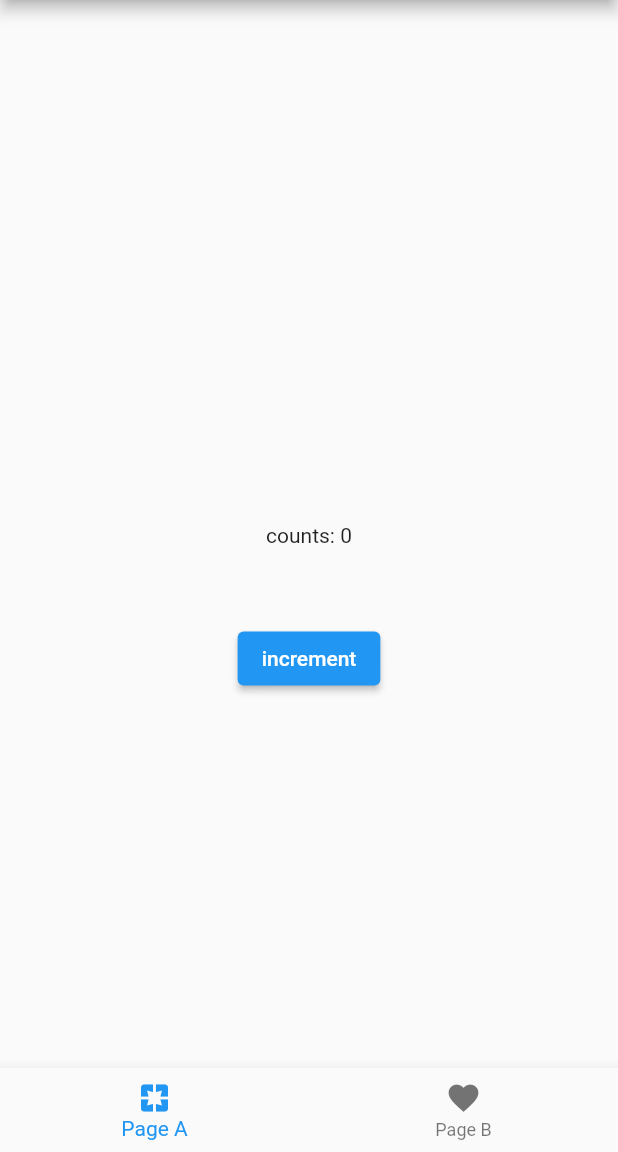
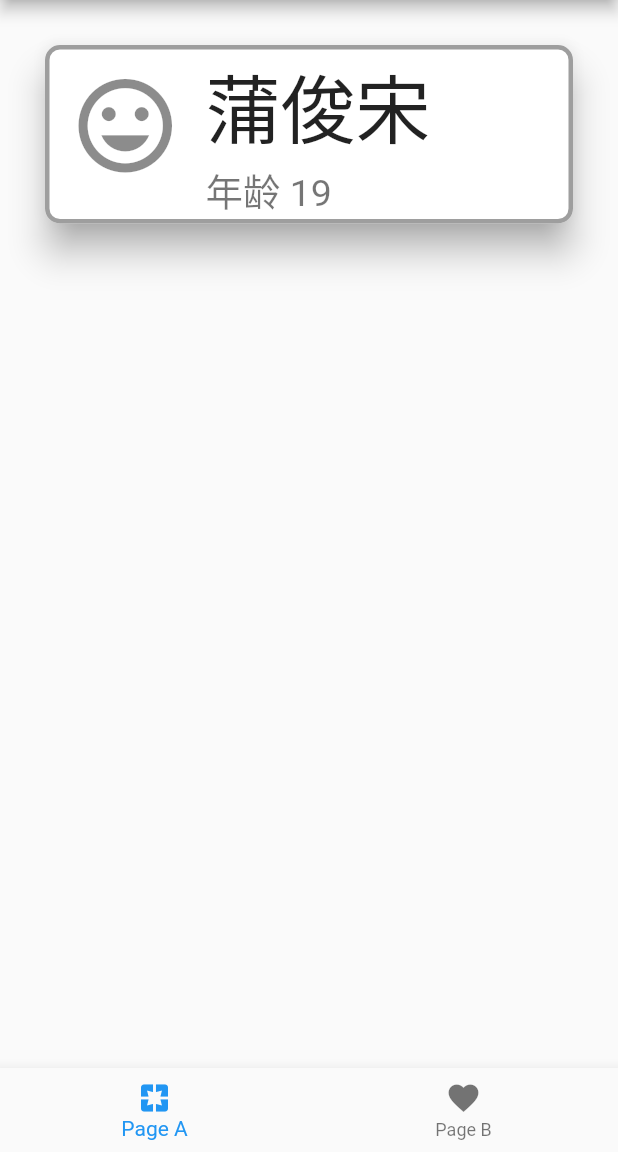
Before and after one commit to angrychow/flutter-example, a Flutter app: the screen it shows after launch, on a phone screen of 412 x 824 dp, the part 84-1236 px from its top. Run offline on Flutter 3.47's test engine with Material 2 defaults, Android fonts, the phone set to English and light mode, and no system bars; missing offline and left inert: bruno.

Commit message:
生命周期，个人页

```diff
--- a/lib/components/activity-card.dart
+++ b/lib/components/activity-card.dart
@@ -4,12 +4,14 @@ class ActivityCard extends StatelessWidget {
   final String title;
   final String subtitle;
   final Function() callback;
-  const ActivityCard(
-      {Key? key,
-      required this.title,
-      required this.subtitle,
-      required this.callback})
-      : super(key: key);
+  final IconData iconData;
+  const ActivityCard({
+    Key? key,
+    required this.title,
+    required this.subtitle,
+    required this.callback,
+    this.iconData = Icons.accessible_forward,
+  }) : super(key: key);
 
   @override
   Widget build(BuildContext context) {
@@ -31,7 +33,7 @@ class ActivityCard extends StatelessWidget {
                 children: [
                   ListTile(
                     leading: Icon(
-                      Icons.accessible_forward,
+                      this.iconData,
                       size: 75,
                     ),
                     title: Text(
--- a/lib/main.dart
+++ b/lib/main.dart
@@ -3,11 +3,13 @@ import 'package:provider/provider.dart';
 import 'pages/page-a.dart';
 import 'pages/page-b.dart';
 import 'models/counts.dart';
+import 'models/user-info.dart';
 
 void main() {
   runApp(MultiProvider(
     providers: [
-      ChangeNotifierProvider(create: (BuildContext context) => CountModel())
+      ChangeNotifierProvider(create: (context) => CountModel()),
+      ChangeNotifierProvider(create: (context) => UserInfoModel()),
     ],
     child: const MaterialApp(
       home: MyApp(),
@@ -47,7 +49,7 @@ class _MyAppState extends State<MyApp> {
         },
         currentIndex: _index,
       ),
-      body: Center(child: _handlePage()),
+      body: _handlePage(),
     );
   }
 
--- /dev/null
+++ b/lib/models/user-info.dart
@@ -0,0 +1,26 @@
+import 'package:flutter/foundation.dart';
+import 'package:flutter/material.dart';
+import 'package:provider/provider.dart';
+
+class UserInfoModel extends ChangeNotifier {
+  String _userName = '获取中';
+  int _age = 0;
+  bool _isLoad = false;
+
+  String get userName => _userName;
+  int get age => _age;
+  bool get isLoad => _isLoad;
+
+  void getUserInfo() async {
+    if (!_isLoad) {
+      await Future.delayed(Duration(seconds: 3), () {
+        _userName = '蒲俊宋';
+        _age = 19;
+        _isLoad = true;
+        notifyListeners();
+      });
+    } else {
+      return;
+    }
+  }
+}
--- a/lib/pages/page-a.dart
+++ b/lib/pages/page-a.dart
@@ -2,9 +2,11 @@
 
 import 'package:bruno/bruno.dart';
 import 'package:flutter/cupertino.dart';
+import 'package:flutter_application_1/components/activity-card.dart';
 import '../models/counts.dart';
 import 'package:flutter/material.dart';
 import 'package:provider/provider.dart';
+import '../models/user-info.dart';
 
 class PageA extends StatefulWidget {
   const PageA({super.key});
@@ -14,35 +16,56 @@ class PageA extends StatefulWidget {
 
 class _PageAState extends State<PageA> {
   var _counts = 0;
+  var _isLoad = false;
+
+  @override
+  void initState() {
+    super.initState();
+    WidgetsBinding.instance.addPostFrameCallback((_) {
+      BrnLoadingDialog.show(
+        context,
+        content: "Loading",
+        barrierDismissible: false,
+      );
+    }); //这个钩子只会被调用一次，第一次渲染完毕的时候调用这个
+  }
 
   @override
   Widget build(BuildContext context) {
     _counts = Provider.of<CountModel>(context).count;
-    return Consumer<CountModel>(
-      builder: (context, CountModel, child) => Container(
+    _isLoad = Provider.of<UserInfoModel>(context).isLoad;
+    Provider.of<UserInfoModel>(context).getUserInfo();
+    if (_isLoad) {
+      BrnLoadingDialog.dismiss(context);
+      return Consumer<UserInfoModel>(
+        builder: (context, UserInfoModel, child) => Container(
           child: Column(
             children: [
-            Container(
-                margin: EdgeInsets.fromLTRB(0, 50, 0, 50),
-                child: Text("counts: ${CountModel.count}")),
-            ElevatedButton(
-              onPressed: () async {
-                BrnLoadingDialog.show(context, content: 'Loading');
-                await Future.delayed(Duration(seconds: 1), () {
-                  print("Finish");
-                  BrnLoadingDialog.dismiss(context);
-                  CountModel.increment();
-                });
+              ActivityCard(
+                title: UserInfoModel.userName,
+                subtitle: "年龄 " + UserInfoModel.age.toString(),
+                callback: () {
+                  print("test");
                 },
-              child: const Text('increment'),
-            )
+                iconData: Icons.tag_faces_outlined,
+              ),
             ],
-          mainAxisAlignment: MainAxisAlignment.spaceAround,
+            mainAxisAlignment: MainAxisAlignment.start,
             mainAxisSize: MainAxisSize.min,
+            crossAxisAlignment: CrossAxisAlignment.start,
           ),
           // ignore: prefer_const_constructors
-        padding: EdgeInsets.only(top: 50),
+          // padding: EdgeInsets.only(top: 50),
         ),
       );
+    } else {
+      // showDialog(
+      //   context: context,
+      //   builder: (context) {
+      //     return BrnLoadingDialog(content: "loading");
+      //   },
+      // );
+      return Text("");
     }
   }
+}
```
Also changed, not shown: lib/pages/page-b.dart (+6 -3 lines). Lines whose indentation alone changed are shown as unchanged.
